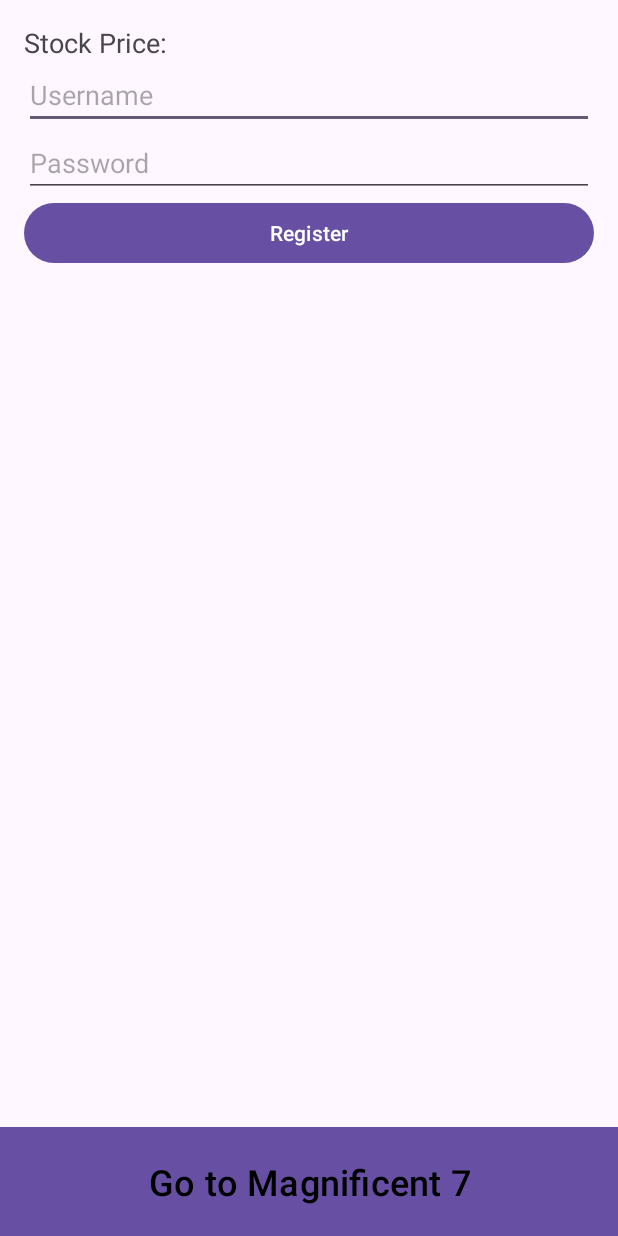
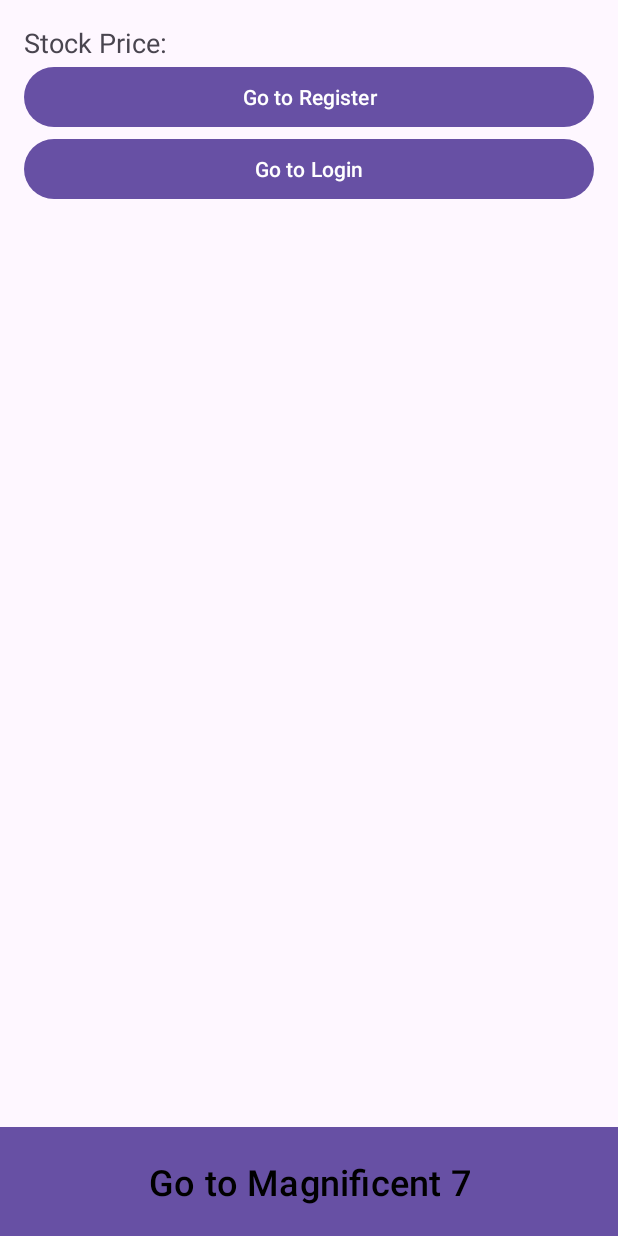
Before and after one commit to ThomahPerin/LogInTest, an Android app: the screen it shows after launch (MainActivity), on a phone screen of 412 x 824 dp. Run offline under Robolectric (Android 15) with nearby library versions, the phone set to English and light mode, and no system bars.

Commit message:
SECOND Commit, Register and logins created. Error with multiple URLs for retrofit. About to try and fix.

```diff
--- a/app/src/main/java/com/zybooks/highapp/RetrofitClient.java
+++ b/app/src/main/java/com/zybooks/highapp/RetrofitClient.java
@@ -1,18 +1,37 @@
 package com.zybooks.highapp;
+
+import android.util.Log;
+
+import java.util.HashMap;
+import java.util.Map;
 
 import retrofit2.Retrofit;
 import retrofit2.converter.gson.GsonConverterFactory;
 
 public class RetrofitClient {
-    private static Retrofit retrofit = null;
+   // private static Retrofit retrofit = null;
+    public static String TAGgen = "general tag";
+    //http://10.0.2.2:3000/
+    private static Map<String, Retrofit> usedURLs= new HashMap<>();
 
     public static Retrofit getClient(String baseUrl) {
-        if (retrofit == null) {
-            retrofit = new Retrofit.Builder()
+        Log.i(TAGgen, "Retrofit called with baseUrl: " + baseUrl);
+
+        if (usedURLs.containsKey(baseUrl)){
+            Retrofit retrofit = usedURLs.get(baseUrl);
+            Log.i(TAGgen, baseUrl + " used before");
+            return retrofit;
+        }
+        else {
+            Log.i(TAGgen, baseUrl + " is not used before");
+
+            Retrofit retrofit = new Retrofit.Builder()
                     .baseUrl(baseUrl)
                     .addConverterFactory(GsonConverterFactory.create())
                     .build();
+            usedURLs.put(baseUrl, retrofit);
+            return retrofit;
         }
-        return retrofit;
+
     }
 }
--- a/app/src/main/res/layout/activity_main.xml
+++ b/app/src/main/res/layout/activity_main.xml
@@ -21,25 +21,25 @@
             android:textSize="18sp"/>
 
 
-        <EditText
-            android:id="@+id/username"
-            android:layout_width="match_parent"
-            android:layout_height="wrap_content"
-            android:hint="Username" />
-
-        <EditText
-            android:id="@+id/password"
-            android:layout_width="match_parent"
-            android:layout_height="wrap_content"
-            android:hint="Password"
-            android:inputType="textPassword" />
 
         <Button
             android:id="@+id/registerButton"
             android:layout_width="match_parent"
             android:layout_height="wrap_content"
-            android:text="Register" />
+            android:text="Go to Register"
+            android:onClick="goToRegister"
+             />
+
+        <Button
+            android:id="@+id/loginButton"
+            android:layout_width="match_parent"
+            android:layout_height="wrap_content"
+            android:text="Go to Login"
+            android:onClick="goToLogin"
+            />
     </LinearLayout>
+
+
 
     <Button
         android:layout_width="match_parent"
```
Also changed, not shown: app/src/main/java/com/zybooks/highapp/ApiService.java (added, +13 -0 lines), app/src/main/java/com/zybooks/highapp/LoginActivity.java (added, +79 -0 lines), app/src/main/java/com/zybooks/highapp/MainActivity.java (+15 -0 lines), app/src/main/java/com/zybooks/highapp/RegisterActivity.java (added, +78 -0 lines), app/src/main/java/com/zybooks/highapp/ServerResponse.java (added, +16 -0 lines), app/src/main/java/com/zybooks/highapp/User.java (added, +11 -0 lines), app/src/main/res/layout/activity_login.xml (added, +33 -0 lines), app/src/main/res/layout/activity_register.xml (added, +34 -0 lines).
